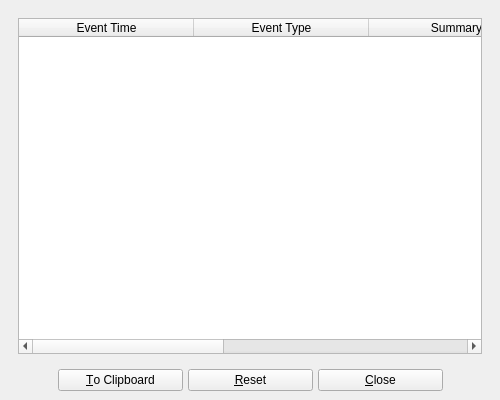
First picture: the form in UI/biblioteq_errordiag.ui, repository textbrowser/biblioteq, before the edit.
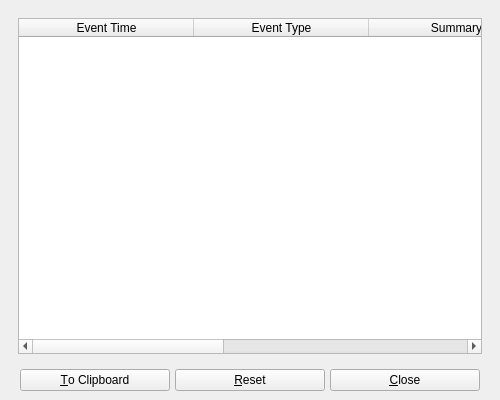
Second picture: the form after the edit. Icons and pictures are not drawn.

What changed in the file:
```diff
--- a/UI/biblioteq_errordiag.ui
+++ b/UI/biblioteq_errordiag.ui
@@ -123,7 +123,7 @@
        <widget class="QPushButton" name="copyButton">
         <property name="minimumSize">
          <size>
-          <width>125</width>
+          <width>150</width>
           <height>0</height>
          </size>
         </property>
@@ -140,7 +140,7 @@
        <widget class="QPushButton" name="resetButton">
         <property name="minimumSize">
          <size>
-          <width>125</width>
+          <width>150</width>
           <height>0</height>
          </size>
         </property>
@@ -157,7 +157,7 @@
        <widget class="QPushButton" name="cancelButton">
         <property name="minimumSize">
          <size>
-          <width>125</width>
+          <width>150</width>
           <height>0</height>
          </size>
         </property>
```
